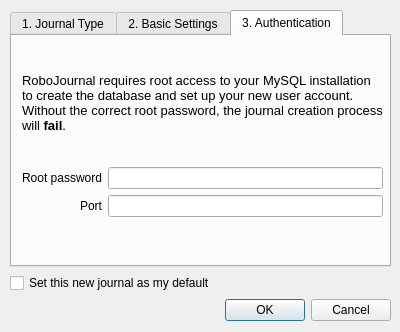
Old version of the form journalcreator.ui in the repository netrunner-debian-kde-extras/robojournal.
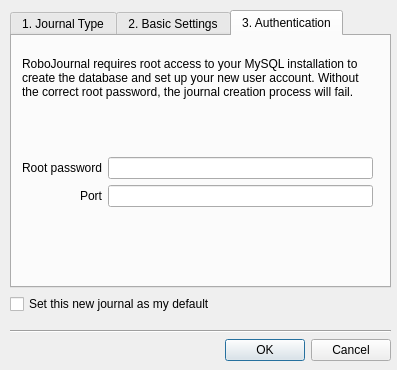
New version of the form. The open tabs and pages were chosen to show the change. Icons and pictures are not drawn.

```diff
--- a/journalcreator.ui
+++ b/journalcreator.ui
@@ -6,8 +6,8 @@
    <rect>
     <x>0</x>
     <y>0</y>
-    <width>400</width>
-    <height>332</height>
+    <width>397</width>
+    <height>370</height>
    </rect>
   </property>
   <property name="windowTitle">
@@ -23,7 +23,7 @@
      <x>10</x>
      <y>10</y>
      <width>381</width>
-     <height>311</height>
+     <height>351</height>
     </rect>
    </property>
    <layout class="QVBoxLayout" name="verticalLayout_2">
@@ -192,24 +192,20 @@
        <attribute name="title">
         <string>3. Authentication</string>
        </attribute>
-       <widget class="QWidget" name="">
+       <widget class="QWidget" name="layoutWidget3">
         <property name="geometry">
          <rect>
           <x>10</x>
           <y>10</y>
-          <width>361</width>
-          <height>171</height>
+          <width>351</width>
+          <height>161</height>
          </rect>
         </property>
-        <layout class="QVBoxLayout" name="verticalLayout_3" stretch="1,0">
+        <layout class="QVBoxLayout" name="verticalLayout_3" stretch="1,0,0">
          <item>
           <widget class="QLabel" name="label_9">
            <property name="text">
-            <string>&lt;!DOCTYPE HTML PUBLIC &quot;-//W3C//DTD HTML 4.0//EN&quot; &quot;http://www.w3.org/TR/REC-html40/strict.dtd&quot;&gt;
-&lt;html&gt;&lt;head&gt;&lt;meta name=&quot;qrichtext&quot; content=&quot;1&quot; /&gt;&lt;style type=&quot;text/css&quot;&gt;
-p, li { white-space: pre-wrap; }
-&lt;/style&gt;&lt;/head&gt;&lt;body style=&quot; font-family:'Sans'; font-size:10pt; font-weight:400; font-style:normal;&quot;&gt;
-&lt;p style=&quot; margin-top:0px; margin-bottom:0px; margin-left:0px; margin-right:0px; -qt-block-indent:0; text-indent:0px;&quot;&gt;RoboJournal requires root access to your MySQL installation to create the database and set up your new user account. Without the correct root password, the journal creation process will &lt;span style=&quot; font-weight:600;&quot;&gt;fail&lt;/span&gt;. &lt;/p&gt;&lt;/body&gt;&lt;/html&gt;</string>
+            <string>&lt;p&gt;RoboJournal requires root access to your MySQL installation to create the database and set up your new user account. Without the correct root password, the journal creation process will fail.&lt;/p&gt;</string>
            </property>
            <property name="alignment">
             <set>Qt::AlignLeading|Qt::AlignLeft|Qt::AlignVCenter</set>
@@ -219,6 +215,19 @@
            </property>
           </widget>
          </item>
+         <item>
+          <spacer name="verticalSpacer_3">
+           <property name="orientation">
+            <enum>Qt::Vertical</enum>
+           </property>
+           <property name="sizeHint" stdset="0">
+            <size>
+             <width>20</width>
+             <height>40</height>
+            </size>
+           </property>
+          </spacer>
+         </item>
          <item>
           <layout class="QGridLayout" name="gridLayout_2">
            <item row="0" column="0">
@@ -265,6 +274,29 @@
       </property>
      </widget>
     </item>
+    <item>
+     <spacer name="verticalSpacer">
+      <property name="orientation">
+       <enum>Qt::Vertical</enum>
+      </property>
+      <property name="sizeType">
+       <enum>QSizePolicy::Maximum</enum>
+      </property>
+      <property name="sizeHint" stdset="0">
+       <size>
+        <width>20</width>
+        <height>10</height>
+       </size>
+      </property>
+     </spacer>
+    </item>
+    <item>
+     <widget class="Line" name="line">
+      <property name="orientation">
+       <enum>Qt::Horizontal</enum>
+      </property>
+     </widget>
+    </item>
     <item>
      <widget class="QDialogButtonBox" name="buttonBox">
       <property name="standardButtons">
```
Left out of the diff: 47 changed lines with no effect on the pictures.
